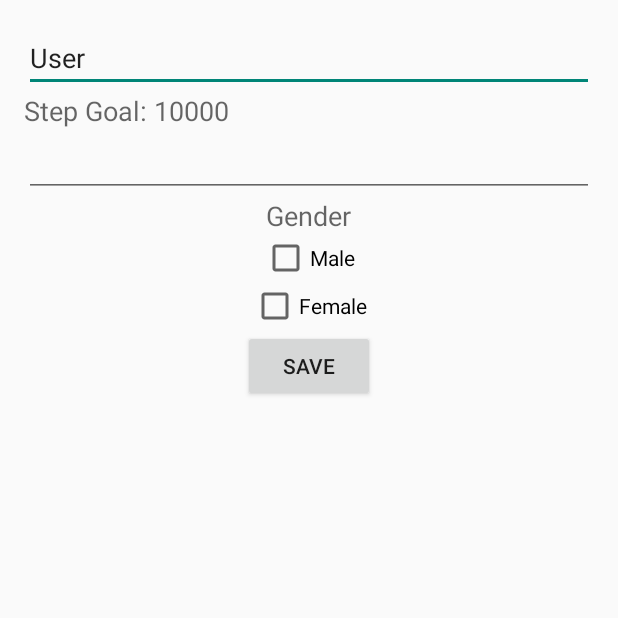
After one commit to jdurbanek/NewWorld, an Android app: the MySettings screen opened directly, with no data from a screen before it, on a phone screen of 412 x 824 dp, the top half of it. The commit adds this screen. Run offline under Robolectric (Android 15) with nearby library versions, the phone set to English and light mode, and no system bars.

Commit message:
Added Settings with persistence.

```diff
--- a/app/src/main/AndroidManifest.xml
+++ b/app/src/main/AndroidManifest.xml
@@ -20,8 +20,8 @@
         <activity android:name=".Battle" />
         <activity android:name=".GoOut" />
         <activity android:name=".MyWeek" />
-        <activity android:name=".MyType"></activity>
-
+        <activity android:name=".MyType" />
+        <activity android:name=".MySettings"></activity>
     </application>
 
 </manifest>
--- /dev/null
+++ b/app/src/main/java/project/mobile/newworld/MySettings.java
@@ -0,0 +1,91 @@
+package project.mobile.newworld;
+
+import android.content.SharedPreferences;
+import android.support.v7.app.AppCompatActivity;
+import android.os.Bundle;
+import android.view.View;
+import android.widget.CheckBox;
+import android.widget.EditText;
+import android.widget.TextView;
+import android.widget.Toast;
+
+import org.w3c.dom.Text;
+
+public class MySettings extends AppCompatActivity {
+
+    private CheckBox male;
+    private CheckBox female;
+    private EditText name;
+    private EditText sGoals;
+    private TextView goalLabel;
+    private int myGoal = 10000;
+
+    @Override
+    protected void onCreate(Bundle savedInstanceState) {
+        super.onCreate(savedInstanceState);
+        setContentView(R.layout.activity_my_settings);
+
+        male = (CheckBox)findViewById(R.id.gM);
+        female = (CheckBox)findViewById(R.id.gF);
+        name = (EditText)findViewById(R.id.nameEText);
+        sGoals = (EditText)findViewById(R.id.stepGoals);
+        goalLabel = (TextView)findViewById(R.id.goalsLabel);
+
+        SharedPreferences settings = getSharedPreferences("BaseInfo", 0);
+        boolean amMale = settings.getBoolean("Male", false);
+        boolean amFemale = settings.getBoolean("Female", false);
+        String myName = settings.getString("Name", "User");
+        int stepG = settings.getInt("Goal", 10000);
+
+        male.setChecked(amMale);
+        female.setChecked(amFemale);
+        if(male.isChecked() && female.isChecked()){
+            male.setChecked(false);
+            female.setChecked(false);
+        }
+
+        name.setText(myName);
+        goalLabel.setText("Step Goal: " + stepG);
+        myGoal = stepG;
+    }
+
+    public void saveSettings(View view){
+
+        String myName = name.getText().toString().trim();
+
+        try {
+            myGoal = Integer.parseInt(sGoals.getText().toString().trim());
+        }catch (NumberFormatException e){
+
+        }
+
+        SharedPreferences settings = getSharedPreferences("BaseInfo", 0);
+        SharedPreferences.Editor editor = settings.edit();
+        editor.putInt("Goal", myGoal);
+        editor.putString("Name", myName);
+        editor.putBoolean("Male", male.isChecked());
+        editor.putBoolean("Female", female.isChecked());
+        editor.commit();
+        finish();
+    }
+
+    @Override
+    protected void onStop(){
+        super.onStop();
+
+        try {
+            myGoal = Integer.parseInt(sGoals.getText().toString().trim());
+        }catch (NumberFormatException e){
+
+        }
+        Toast toast = Toast.makeText(getApplicationContext(), "" + myGoal, Toast.LENGTH_LONG);
+        toast.show();
+        SharedPreferences settings = getSharedPreferences("BaseInfo", 0);
+        SharedPreferences.Editor editor = settings.edit();
+        editor.putInt("Goal", myGoal);
+        editor.putString("Name", name.getText().toString().trim());
+        editor.putBoolean("Male", male.isChecked());
+        editor.putBoolean("Female", female.isChecked());
+        editor.commit();
+    }
+}
--- a/app/src/main/java/project/mobile/newworld/OptionsScreen.java
+++ b/app/src/main/java/project/mobile/newworld/OptionsScreen.java
@@ -30,4 +30,9 @@ public class OptionsScreen extends AppCompatActivity {
         Intent intent = new Intent(this, Battle.class);
         startActivity(intent);
     }
+
+    public void settings(View view){
+        Intent intent = new Intent(this, MySettings.class);
+        startActivity(intent);
+    }
 }
--- /dev/null
+++ b/app/src/main/res/layout/activity_my_settings.xml
@@ -0,0 +1,67 @@
+<?xml version="1.0" encoding="utf-8"?>
+<LinearLayout xmlns:android="http://schemas.android.com/apk/res/android"
+    xmlns:tools="http://schemas.android.com/tools"
+    android:layout_width="match_parent"
+    android:layout_height="match_parent"
+    android:paddingBottom="@dimen/activity_vertical_margin"
+    android:paddingLeft="@dimen/activity_horizontal_margin"
+    android:paddingRight="@dimen/activity_horizontal_margin"
+    android:paddingTop="@dimen/activity_vertical_margin"
+    tools:context="project.mobile.newworld.MySettings"
+    android:orientation="vertical">
+
+    <EditText
+        android:layout_width="match_parent"
+        android:layout_height="wrap_content"
+        android:inputType="textPersonName"
+        android:text="Name"
+        android:ems="10"
+        android:id="@+id/nameEText" />
+
+    <TextView
+        android:layout_width="wrap_content"
+        android:layout_height="wrap_content"
+        android:textAppearance="?android:attr/textAppearanceMedium"
+        android:text="Step Goals"
+        android:id="@+id/goalsLabel" />
+
+    <EditText
+        android:layout_width="match_parent"
+        android:layout_height="wrap_content"
+        android:inputType="number"
+        android:ems="10"
+        android:id="@+id/stepGoals" />
+
+    <TextView
+        android:layout_width="wrap_content"
+        android:layout_height="wrap_content"
+        android:textAppearance="?android:attr/textAppearanceMedium"
+        android:text="Gender"
+        android:id="@+id/textView4"
+        android:layout_gravity="center_horizontal" />
+
+    <CheckBox
+        android:layout_width="wrap_content"
+        android:layout_height="wrap_content"
+        android:text="Male"
+        android:id="@+id/gM"
+        android:layout_gravity="center_horizontal"
+        android:checked="false" />
+
+    <CheckBox
+        android:layout_width="wrap_content"
+        android:layout_height="wrap_content"
+        android:text="Female"
+        android:id="@+id/gF"
+        android:layout_gravity="center_horizontal"
+        android:checked="false" />
+
+    <Button
+        android:layout_width="wrap_content"
+        android:layout_height="wrap_content"
+        android:text="Save"
+        android:id="@+id/saveButton"
+        android:layout_gravity="center_horizontal"
+        android:onClick="saveSettings"/>
+
+</LinearLayout>
--- a/app/src/main/res/layout/activity_options_screen.xml
+++ b/app/src/main/res/layout/activity_options_screen.xml
@@ -33,7 +33,8 @@
             android:padding="20dp"
             android:scaleType="fitCenter"
             android:layout_alignParentEnd="true"
-            android:layout_above="@+id/goOut" />
+            android:layout_above="@+id/goOut"
+            android:onClick="settings"/>
 
         <ImageButton
             android:layout_width="200dp"
```
